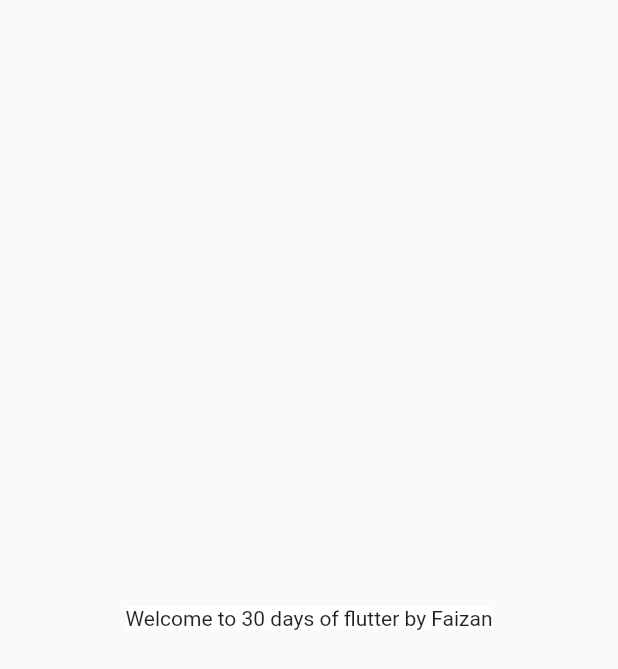
After one commit to dev-faizan1/30DaysOfFlutter, a Flutter app: the screen it shows after launch, on a phone screen of 412 x 824 dp. The commit adds this screen. Shown: the top 669 px of the screen. Run offline on Flutter 3.47's test engine with Material 2 defaults, Android fonts, the light colour scheme and no system bars.

Commit message:
day2 completed

```diff
--- /dev/null
+++ b/lib/home_page.dart
@@ -0,0 +1,19 @@
+import 'package:flutter/material.dart';
+
+class HomePage extends StatelessWidget {
+  final int days = 30;
+  final String name = "Faizan";
+  const HomePage({Key? key}) : super(key: key);
+
+  @override
+  Widget build(BuildContext context) {
+    return Scaffold(
+      body: Center(
+        child: Container(
+          color: Colors.white,
+          child: Text('Welcome to $days days of flutter by $name'),
+        ),
+      ),
+    );
+  }
+}
```
Also changed, not shown: lib/main.dart (+2 -17 lines).
